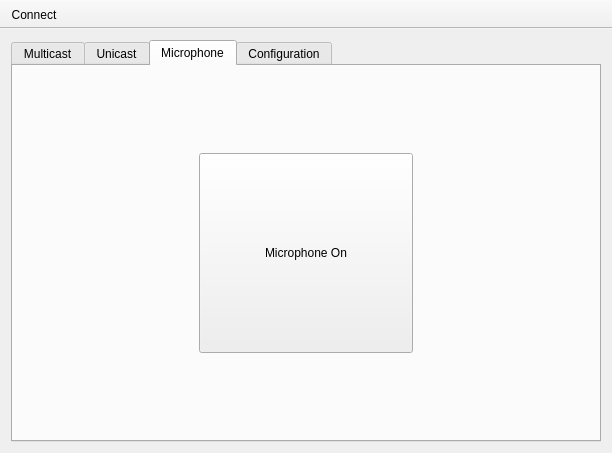
CaKlassen/CommAudio, file Source/GUI/CommAudio/mainwindow.ui: the form before one commit.
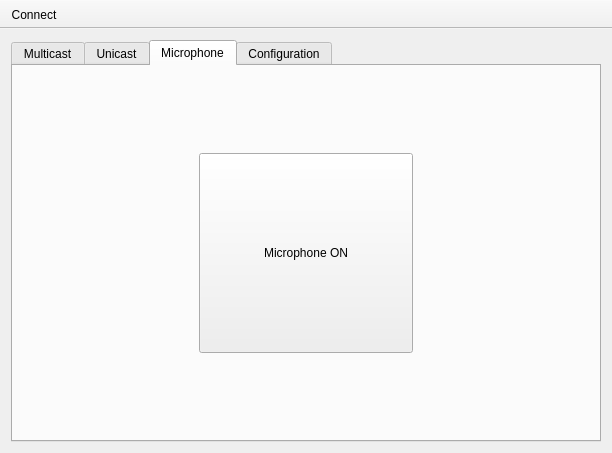
The form after the commit. The open tabs and pages were chosen to show the change.

```diff
--- a/Source/GUI/CommAudio/mainwindow.ui
+++ b/Source/GUI/CommAudio/mainwindow.ui
@@ -381,7 +381,7 @@
            </size>
           </property>
           <property name="text">
-           <string>Microphone On</string>
+           <string>Microphone ON</string>
           </property>
          </widget>
         </item>
```
Left out of the diff: 4 changed lines with no effect on the pictures.
